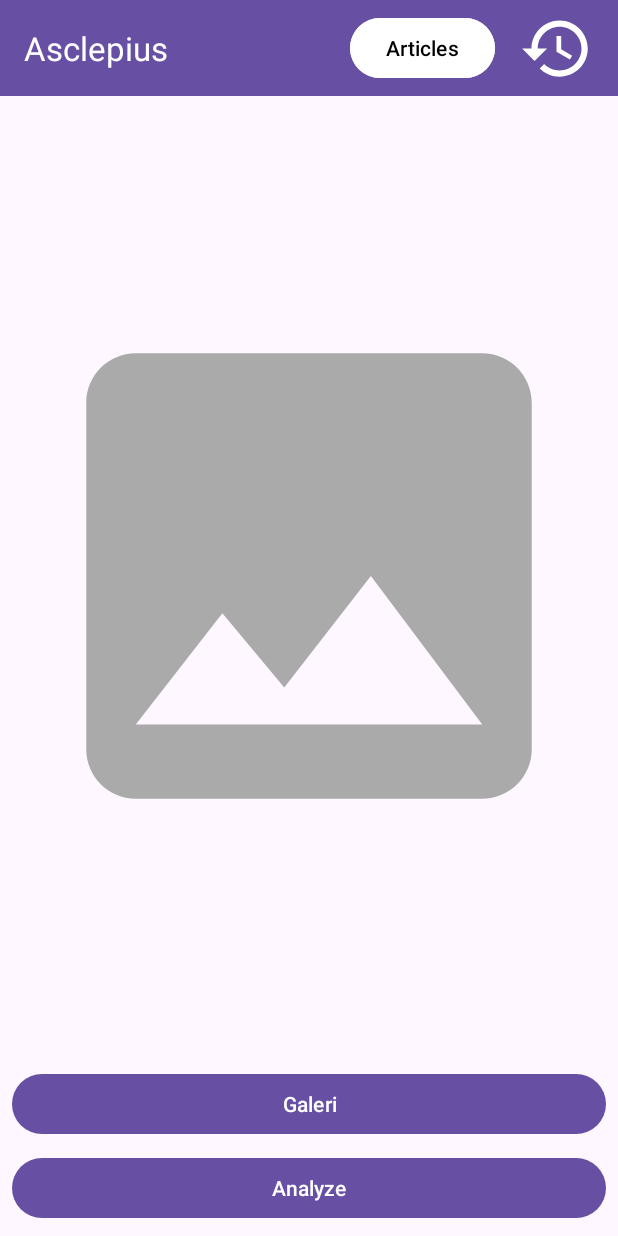
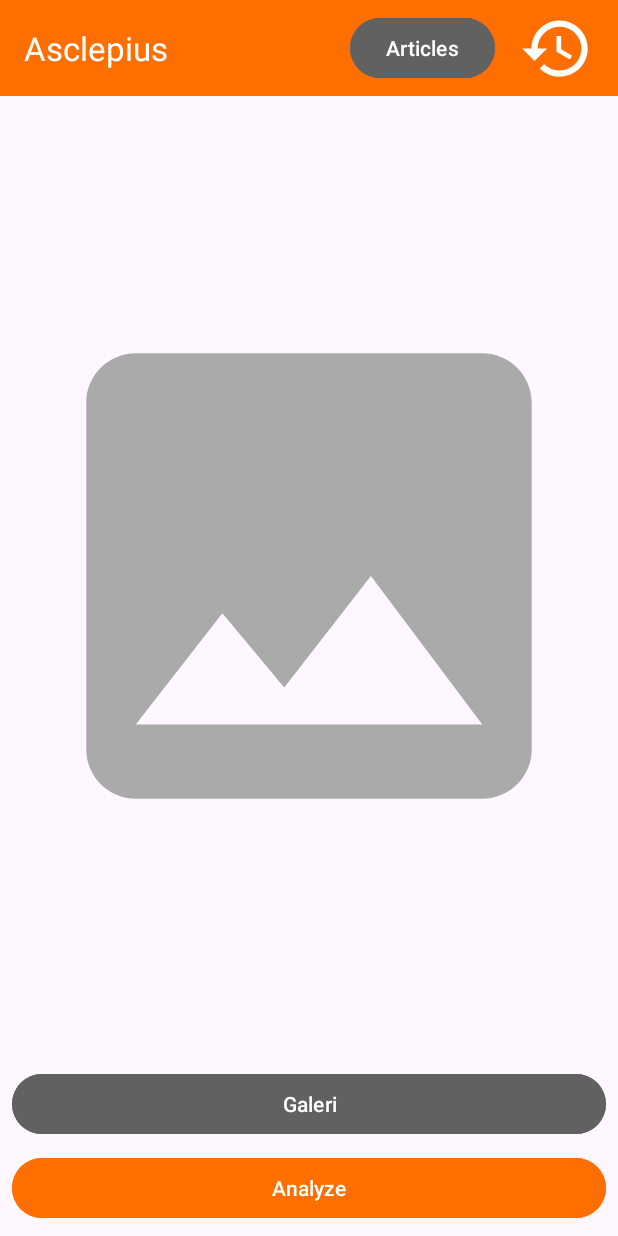
Before and after one commit to riparuk/TeaDD, an Android app: the screen it shows after launch (MainActivity), on a phone screen of 412 x 824 dp. Run offline under Robolectric (Android 15) with nearby library versions, the phone set to English and light mode, and no system bars; libraries missing offline, so code that uses them is left out: com.yalantis.ucrop; pictures from the network do not load.

Commit message:
Change UI Color

```diff
--- a/app/src/main/res/layout/activity_articles.xml
+++ b/app/src/main/res/layout/activity_articles.xml
@@ -23,7 +23,7 @@
                 android:id="@+id/toolbar"
                 android:layout_width="match_parent"
                 android:layout_height="wrap_content"
-                android:background="?attr/colorPrimary"
+                android:background="@color/primary"
                 android:minHeight="?attr/actionBarSize"
                 android:theme="?attr/actionBarTheme"
                 app:layout_constraintEnd_toEndOf="parent"
--- a/app/src/main/res/layout/activity_main.xml
+++ b/app/src/main/res/layout/activity_main.xml
@@ -22,7 +22,7 @@
                 android:id="@+id/toolbar"
                 android:layout_width="match_parent"
                 android:layout_height="wrap_content"
-                android:background="?attr/colorPrimary"
+                android:background="@color/primary"
                 android:minHeight="?attr/actionBarSize"
                 android:theme="?attr/actionBarTheme"
                 app:layout_constraintEnd_toEndOf="parent"
@@ -50,8 +50,8 @@
                 android:layout_height="wrap_content"
                 android:layout_marginEnd="16dp"
                 android:text="Articles"
-                android:textColor="@color/black"
-                android:backgroundTint="@color/white"
+                android:textColor="@color/white"
+                android:backgroundTint="@color/secondary"
                 app:layout_constraintBottom_toBottomOf="parent"
                 app:layout_constraintEnd_toStartOf="@+id/ivHistory"
                 app:layout_constraintTop_toTopOf="parent" />
@@ -96,7 +96,8 @@
         android:text="@string/gallery"
         app:layout_constraintBottom_toTopOf="@+id/analyzeButton"
         app:layout_constraintEnd_toEndOf="parent"
-        app:layout_constraintStart_toStartOf="parent" />
+        app:layout_constraintStart_toStartOf="parent"
+        android:backgroundTint="@color/secondary" />
 
     <Button
         android:id="@+id/analyzeButton"
@@ -108,6 +109,7 @@
         android:text="@string/analyze"
         app:layout_constraintBottom_toBottomOf="parent"
         app:layout_constraintEnd_toEndOf="parent"
-        app:layout_constraintStart_toStartOf="parent" />
+        app:layout_constraintStart_toStartOf="parent"
+        android:backgroundTint="@color/primary"/>
 
 </androidx.constraintlayout.widget.ConstraintLayout>
--- a/app/src/main/res/layout/activity_prediction_history.xml
+++ b/app/src/main/res/layout/activity_prediction_history.xml
@@ -23,7 +23,7 @@
                 android:id="@+id/toolbar"
                 android:layout_width="match_parent"
                 android:layout_height="wrap_content"
-                android:background="?attr/colorPrimary"
+                android:background="@color/primary"
                 android:minHeight="?attr/actionBarSize"
                 android:theme="?attr/actionBarTheme"
                 app:layout_constraintEnd_toEndOf="parent"
--- a/app/src/main/res/layout/activity_result.xml
+++ b/app/src/main/res/layout/activity_result.xml
@@ -17,14 +17,16 @@
             android:layout_height="400dp"
             android:layout_margin="16dp"
             android:scaleType="fitCenter"
-            app:srcCompat="@drawable/ic_place_holder"/>
+            app:srcCompat="@drawable/ic_place_holder"
+            android:background="@color/whiteCalm"/>
 
         <TextView
             android:id="@+id/result_text"
             android:layout_width="match_parent"
             android:layout_height="wrap_content"
             android:layout_marginHorizontal="16dp"
-            android:text="@string/result" />
+            android:text="@string/result"
+            android:textColor="@color/primary"/>
 
     </LinearLayout>
 </ScrollView>
--- a/app/src/main/res/values/colors.xml
+++ b/app/src/main/res/values/colors.xml
@@ -2,4 +2,8 @@
 <resources>
     <color name="black">#FF000000</color>
     <color name="white">#FFFFFFFF</color>
+    <color name="primary">#FF6F00</color>
+    <color name="secondary">#616161</color>
+    <color name="red">#CB0A0F</color>
+    <color name="whiteCalm">#e6e6e6</color>
 </resources>
```
Also changed, not shown: app/src/main/java/com/dicoding/asclepius/adapter/HistoryListAdapter.kt (+13 -0 lines), app/src/main/res/layout/activity_history_detail.xml (+10 -5 lines).
